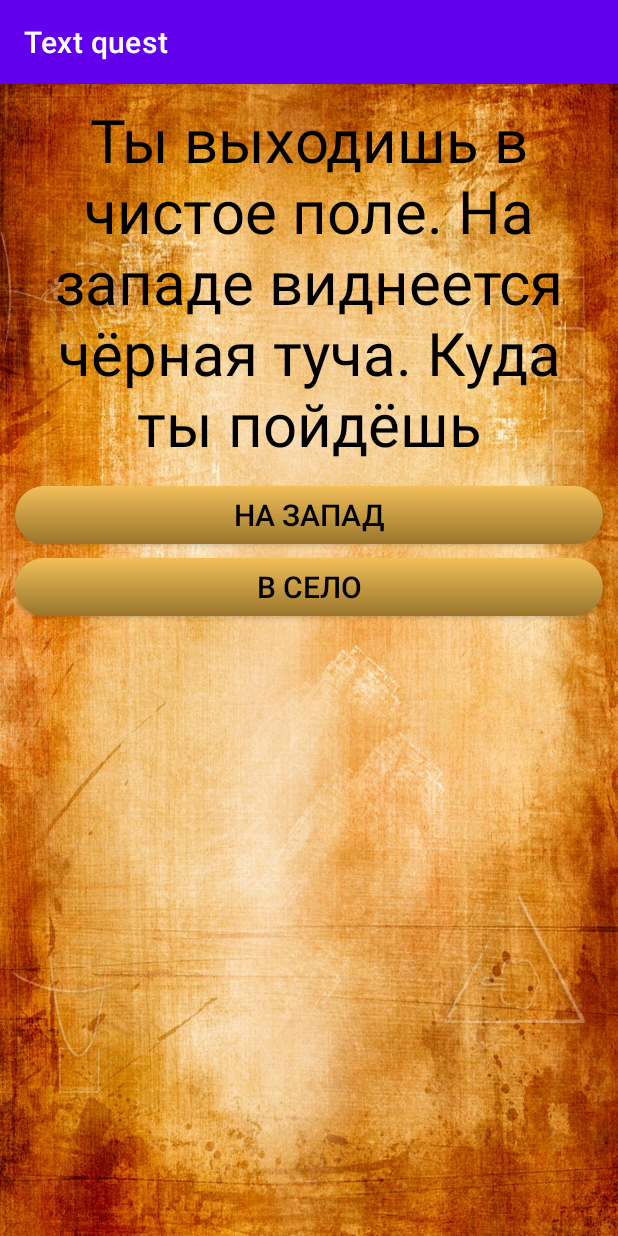
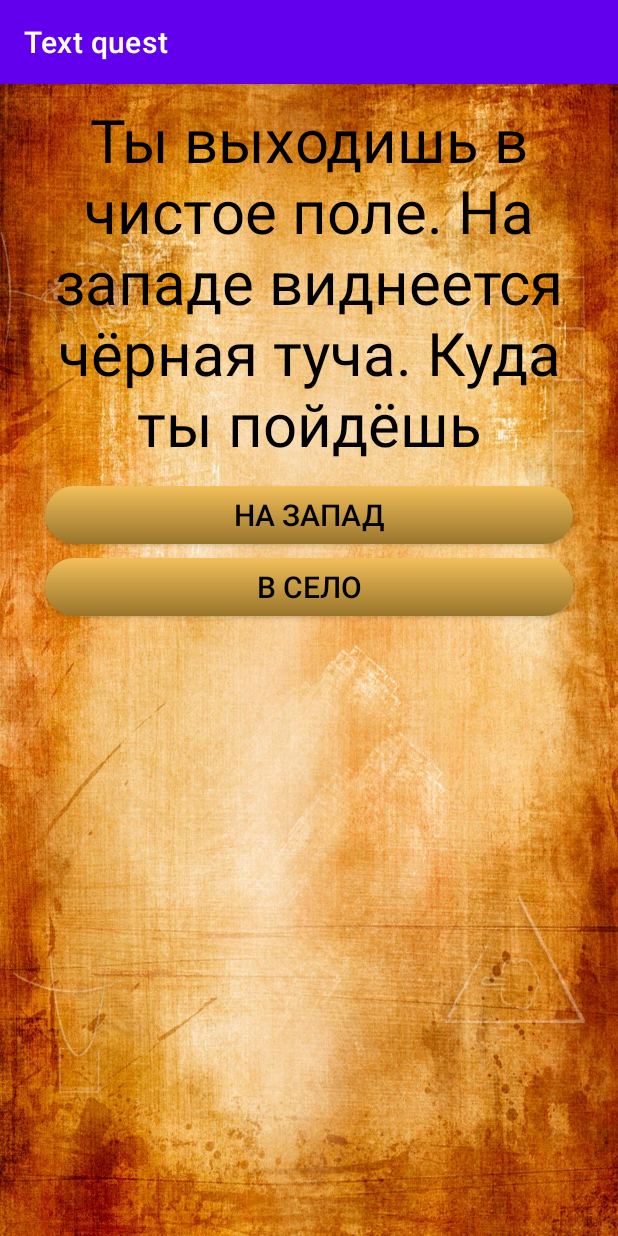
Before and after one commit to Nikita-neuron/TextQuest, an Android app: the screen it shows after launch (MainActivity), on a phone screen of 412 x 824 dp. Run offline under Robolectric (Android 15) with nearby library versions, the phone set to English and light mode, and no system bars.

Commit message:
xml button

```diff
--- a/app/src/main/java/com/example/textquest/MainActivity.java
+++ b/app/src/main/java/com/example/textquest/MainActivity.java
@@ -8,6 +8,7 @@ import android.view.Menu;
 import android.view.View;
 import android.widget.Button;
 import android.widget.LinearLayout;
+import android.widget.ScrollView;
 import android.widget.TextView;
 
 public class MainActivity extends AppCompatActivity implements View.OnClickListener {
@@ -15,6 +16,7 @@ public class MainActivity extends AppCompatActivity implements View.OnClickListe
 
     private LinearLayout linearLayout;
     private TextView textView;
+    private ScrollView scrollView;
 
     @Override
     protected void onCreate(Bundle savedInstanceState) {
@@ -25,6 +27,7 @@ public class MainActivity extends AppCompatActivity implements View.OnClickListe
 
         linearLayout = findViewById(R.id.linear);
         textView = findViewById(R.id.text);
+        scrollView = findViewById(R.id.scroll);
 
         showLocation(game.getCurLocation());
     }
@@ -55,8 +58,11 @@ public class MainActivity extends AppCompatActivity implements View.OnClickListe
 
             button.setTag(R.id.action, i);
             button.setOnClickListener(this);
+
             button.setBackgroundResource(R.drawable.button_action);
+            button.setMinWidth(1);
             linearLayout.addView(button);
         }
+        scrollView.scrollTo(0, 0);
     }
 }
--- a/app/src/main/res/drawable/button.xml
+++ b/app/src/main/res/drawable/button.xml
@@ -1,8 +1,8 @@
 <?xml version="1.0" encoding="utf-8"?>
 <layer-list xmlns:android="http://schemas.android.com/apk/res/android">
     <item
-        android:left="10dp"
-        android:right="10dp"
+        android:left="30dp"
+        android:right="30dp"
         android:bottom="5dp"
         android:top="5dp">
         <shape>
--- a/app/src/main/res/layout/activity_main.xml
+++ b/app/src/main/res/layout/activity_main.xml
@@ -7,6 +7,7 @@
     android:orientation="vertical"
     android:background="@drawable/background">
     <ScrollView
+        android:id="@+id/scroll"
         android:layout_width="match_parent"
         android:layout_height="wrap_content"
         tools:ignore="ScrollViewCount,UselessParent">
```
